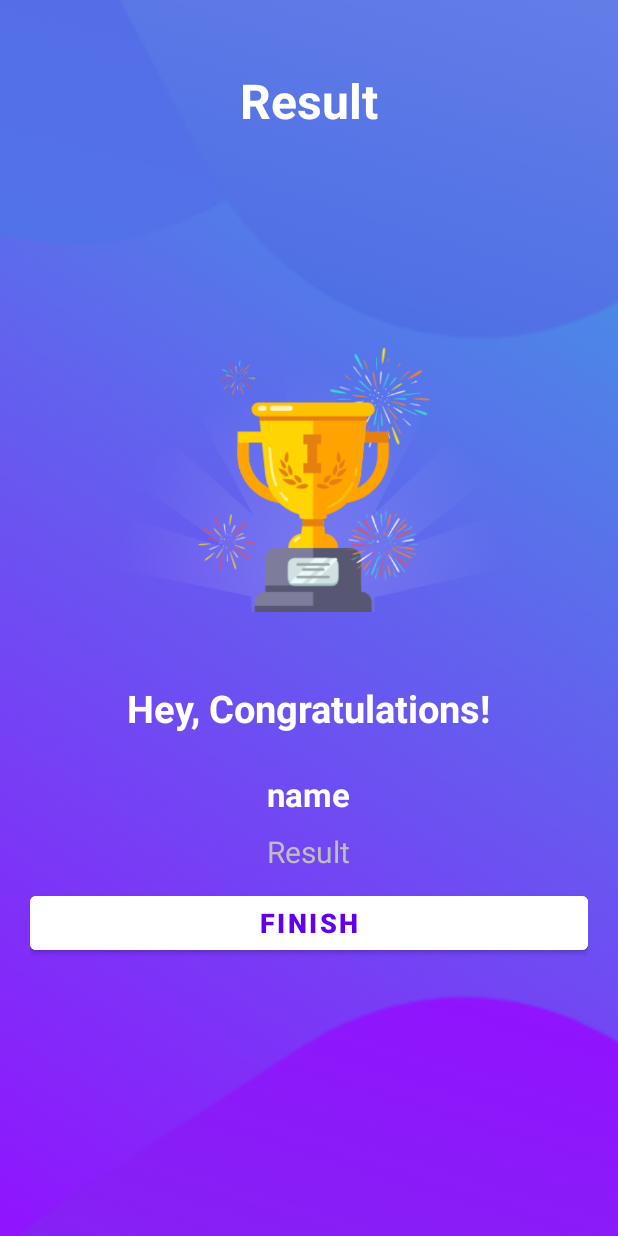
After one commit to aldairdiaz11/QuizApp, an Android app: the layout activity_result.xml on its own in the app's theme, with its tools: preview values and no code run, on a phone screen of 412 x 824 dp. The commit adds this screen. Run offline under Robolectric (Android 15) with nearby library versions, the phone set to English and light mode, and no system bars.

Commit message:
Prepare for activity result

```diff
--- a/app/build.gradle
+++ b/app/build.gradle
@@ -38,6 +38,7 @@ dependencies {
     implementation 'androidx.appcompat:appcompat:1.4.1'
     implementation 'com.google.android.material:material:1.5.0'
     implementation 'androidx.constraintlayout:constraintlayout:2.1.3'
+    implementation 'androidx.core:core-ktx:+'
     testImplementation 'junit:junit:4.13.2'
     androidTestImplementation 'androidx.test.ext:junit:1.1.3'
     androidTestImplementation 'androidx.test.espresso:espresso-core:3.4.0'
--- a/app/src/main/java/com/adiaz/quizapp/QuizQuestionsActivity.kt
+++ b/app/src/main/java/com/adiaz/quizapp/QuizQuestionsActivity.kt
@@ -76,9 +76,7 @@ class QuizQuestionsActivity : AppCompatActivity(), View.OnClickListener {
         tvOptionThree?.text = question.OptionThree
         tvOptionFour?.text = question.OptionFour
 
-        if (absCurrentPosition == absQuestionsList!!.size) {
-            btnSubmit?.text = "FINISH"
-        }
+        btnSubmit?.text = "SUBMIT"
     }
 
     private fun defaultOptionsView() {
--- /dev/null
+++ b/app/src/main/java/com/adiaz/quizapp/ResultActivity.kt
@@ -0,0 +1,4 @@
+package com.adiaz.quizapp
+
+class ResultActivity {
+}
--- a/app/src/main/res/layout/activity_quiz_questions.xml
+++ b/app/src/main/res/layout/activity_quiz_questions.xml
@@ -132,7 +132,7 @@
             android:layout_height="wrap_content"
             android:layout_margin="10dp"
             android:background="@color/design_default_color_primary"
-            android:text="SUBMIT"
+            android:text="@string/submit"
             android:textColor="@android:color/white"
             android:textSize="18sp"
             android:textStyle="bold"
--- /dev/null
+++ b/app/src/main/res/layout/activity_result.xml
@@ -0,0 +1,74 @@
+<?xml version="1.0" encoding="utf-8"?>
+<LinearLayout xmlns:android="http://schemas.android.com/apk/res/android"
+    xmlns:tools="http://schemas.android.com/tools"
+    android:layout_width="match_parent"
+    android:layout_height="match_parent"
+    android:background="@drawable/ic_bg"
+    tools:context=".ResultActivity"
+    android:orientation="vertical"
+    android:gravity="center_horizontal"
+    android:padding="20dp">
+
+    <TextView
+        android:id="@+id/tv_result"
+        android:layout_width="wrap_content"
+        android:layout_height="wrap_content"
+        android:layout_marginTop="25dp"
+        android:text="@string/result"
+        android:textSize="32sp"
+        android:textStyle="bold"
+        android:textColor="@color/white"
+        />
+
+    <ImageView
+        android:layout_width="350dp"
+        android:layout_height="350dp"
+        android:src="@drawable/ic_trophy"
+        android:contentDescription="@string/result_trophy" />
+
+    <TextView
+        android:layout_width="wrap_content"
+        android:layout_height="wrap_content"
+        android:layout_marginTop="16dp"
+        android:text="@string/hey_congratulations"
+        android:textSize="25sp"
+        android:textStyle="bold"
+        android:textColor="@color/white"
+        />
+
+    <TextView
+        android:id="@+id/tv_user_name"
+        android:layout_width="wrap_content"
+        android:layout_height="wrap_content"
+        android:layout_marginTop="25dp"
+        android:text="@string/name"
+        android:textSize="22sp"
+        android:textStyle="bold"
+        android:textColor="@color/white"
+        />
+
+    <TextView
+        android:id="@+id/tv_user_score"
+        android:layout_width="wrap_content"
+        android:layout_height="wrap_content"
+        android:layout_marginTop="10dp"
+        android:text="@string/result"
+        android:textSize="20sp"
+        android:textColor="@android:color/secondary_text_dark"
+        />
+
+    <Button
+        android:id="@+id/btn_finish"
+        android:layout_width="match_parent"
+        android:layout_height="wrap_content"
+        android:layout_marginTop="10dp"
+        android:backgroundTint="@android:color/white"
+        android:text="@string/finish"
+        android:textColor="@color/design_default_color_primary"
+        android:textSize="18sp"
+        android:textStyle="bold"
+        />
+
+
+
+</LinearLayout>
--- a/app/src/main/res/values/strings.xml
+++ b/app/src/main/res/values/strings.xml
@@ -7,4 +7,9 @@
     <string name="btn_start">Start</string>
     <string name="quiz_image">Quiz Image</string>
     <string name="barPro">0/9</string>
+    <string name="result">Result</string>
+    <string name="result_trophy">result_trophy</string>
+    <string name="hey_congratulations">Hey, Congratulations!</string>
+    <string name="submit">SUBMIT</string>
+    <string name="finish">FINISH</string>
 </resources>
--- a/build.gradle
+++ b/build.gradle
@@ -2,5 +2,5 @@
 plugins {
     id 'com.android.application' version '8.0.1' apply false
     id 'com.android.library' version '8.0.1' apply false
-    id 'org.jetbrains.kotlin.android' version '1.8.0' apply false
+    id 'org.jetbrains.kotlin.android' version '1.8.21' apply false
 }
```
Also changed, not shown: app/src/main/res/drawable/ic_trophy.png (added).
